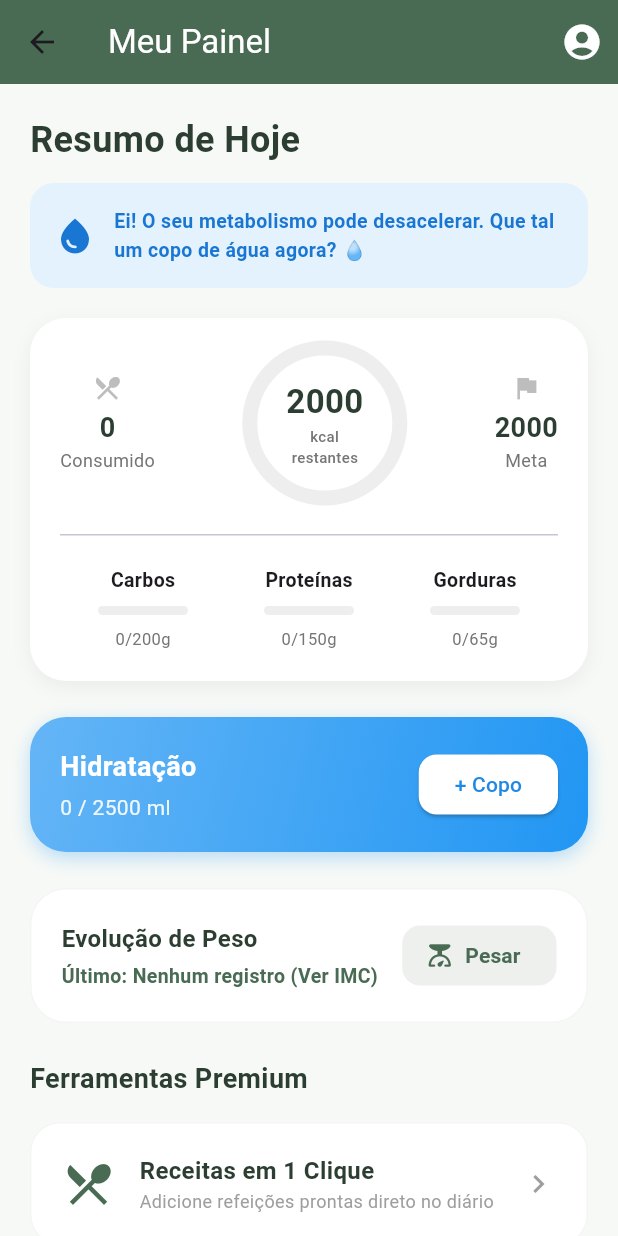
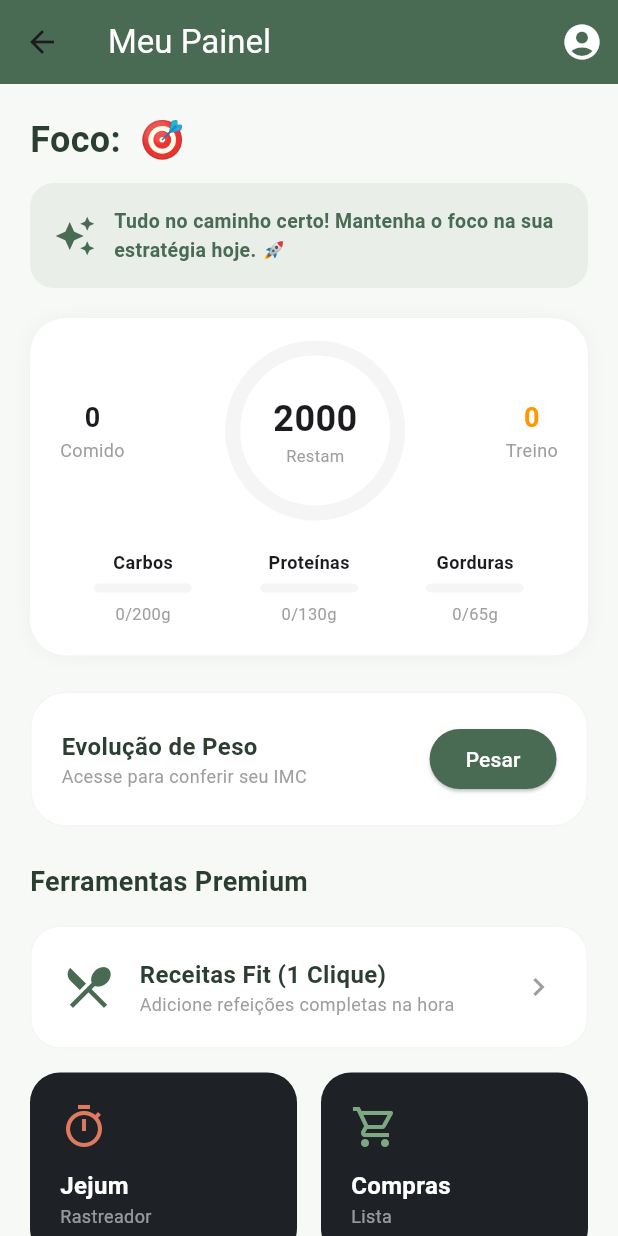
Before and after one commit to pizzariaditalia/NutriLife, a Flutter app: the DashboardScreen screen opened directly, on a phone screen of 412 x 824 dp. Run offline on Flutter 3.47's test engine with Material 3 defaults, Android fonts, the phone set to English and light mode, and no system bars; our stand-ins replace cloud_firestore, firebase_auth, firebase_core, flutter_local_notifications, image_picker, shared_preferences and 1 more; missing offline and left inert: mobile_scanner; accounts and stored records are empty; Roboto replaces fonts that are missing (Arial).

Commit message:
Atualizar o dashboard_screen.dart

```diff
--- a/lib/features/patient_hub/dashboard_screen.dart
+++ b/lib/features/patient_hub/dashboard_screen.dart
@@ -1,14 +1,14 @@
 import 'package:flutter/material.dart';
 import 'package:cloud_firestore/cloud_firestore.dart';
 import 'package:firebase_auth/firebase_auth.dart';
-import '../../core/theme/app_colors.dart';
-import 'profile_screen.dart';
-import 'fasting_screen.dart';
-import 'grocery_list_screen.dart';
-import 'evolution_gallery_screen.dart';
-import 'habits_screen.dart';
-import 'bmi_stats_screen.dart';          // NOVO
-import '../food_database/smart_recipes_screen.dart'; // NOVO
+import 'package:nutri_life/core/theme/app_colors.dart';
+import 'package:nutri_life/features/patient_hub/profile_screen.dart';
+import 'package:nutri_life/features/patient_hub/fasting_screen.dart';
+import 'package:nutri_life/features/patient_hub/grocery_list_screen.dart';
+import 'package:nutri_life/features/patient_hub/evolution_gallery_screen.dart';
+import 'package:nutri_life/features/patient_hub/habits_screen.dart';
+import 'package:nutri_life/features/patient_hub/bmi_stats_screen.dart';
+import 'package:nutri_life/features/food_database/smart_recipes_screen.dart';
 
 class DashboardScreen extends StatefulWidget {
   const DashboardScreen({Key? key}) : super(key: key);
@@ -34,7 +34,7 @@ class _DashboardScreenState extends State<DashboardScreen> {
         content: TextField(
           controller: txtController,
           keyboardType: const TextInputType.numberWithOptions(decimal: true),
-          decoration: const InputDecoration(hintText: 'Ex: 78.5', suffixText: 'kg', focusedBorder: UnderlineInputBorder(borderSide: BorderSide(color: AppColors.primarySage))),
+          decoration: const InputDecoration(hintText: 'Ex: 78.5', suffixText: 'kg'),
         ),
         actions: [
           TextButton(onPressed: () => Navigator.pop(context), child: const Text('Cancelar', style: TextStyle(color: Colors.grey))),
@@ -44,18 +44,11 @@ class _DashboardScreenState extends State<DashboardScreen> {
               if (txtController.text.isNotEmpty) {
                 double? pesoDigitado = double.tryParse(txtController.text.replaceAll(',', '.'));
                 if (pesoDigitado != null) {
-                  final agora = DateTime.now();
                   final dataKey = _getTodayDateKey();
-
                   await FirebaseFirestore.instance.collection('usuarios').doc(_userId).collection('historico_peso').doc(dataKey).set({
-                    'peso': pesoDigitado, 'data': dataKey, 'timestamp': agora.millisecondsSinceEpoch,
-                    'mes': const ['Jan', 'Fev', 'Mar', 'Abr', 'Mai', 'Jun', 'Jul', 'Ago', 'Set', 'Out', 'Nov', 'Dez'][agora.month - 1],
+                    'peso': pesoDigitado, 'data': dataKey, 'timestamp': DateTime.now().millisecondsSinceEpoch
                   });
-
-                  if (context.mounted) {
-                    Navigator.pop(context);
-                    ScaffoldMessenger.of(context).showSnackBar(const SnackBar(content: Text('Peso registrado! 📈'), backgroundColor: AppColors.primarySage));
-                  }
+                  if (context.mounted) Navigator.pop(context);
                 }
               }
             },
@@ -66,34 +59,25 @@ class _DashboardScreenState extends State<DashboardScreen> {
     );
   }
 
-  // 🧠 MOTOR DE INSIGHTS DINÂMICOS
-  Widget _construirMotorDeInsights(int caloriasConsumidas, int metaCalorias, int aguaConsumida, int metaAgua) {
-    String mensagem = "Tudo no caminho certo! Mantenha o foco na sua dieta hoje. 🚀";
+  Widget _construirMotorDeInsights(int consumido, int meta, int queimado, String objetivo) {
+    String mensagem = "Tudo no caminho certo! Mantenha o foco na sua estratégia hoje. 🚀";
     IconData icone = Icons.auto_awesome;
-    Color corFundo = AppColors.primarySage.withOpacity(0.1);
     Color corTexto = AppColors.primarySage;
 
-    if (aguaConsumida == 0) {
-      mensagem = "Ei! O seu metabolismo pode desacelerar. Que tal um copo de água agora? 💧";
-      icone = Icons.water_drop;
-      corFundo = Colors.blue.shade50;
-      corTexto = Colors.blue.shade700;
-    } else if (caloriasConsumidas > metaCalorias) {
-      mensagem = "Atenção: Você já atingiu sua meta calórica diária. Pegue leve nas próximas horas! 🔥";
-      icone = Icons.warning_amber_rounded;
-      corFundo = AppColors.accentPeach.withOpacity(0.1);
-      corTexto = Colors.redAccent;
-    } else if (aguaConsumida >= metaAgua) {
-      mensagem = "Meta de hidratação batida! O seu corpo agradece o equilíbrio. 🌊";
-      icone = Icons.emoji_events;
-      corFundo = AppColors.secondaryMenta.withOpacity(0.2);
-      corTexto = AppColors.textDark;
+    if (queimado > 0 && objetivo == 'Hipertrofia') {
+      mensagem = "Você queimou $queimado kcal treinando! Lembre-se de comer bem para garantir o ganho de massa. 💪";
+      icone = Icons.fitness_center;
+      corTexto = Colors.orangeAccent.shade700;
+    } else if (queimado > 0 && objetivo == 'Emagrecimento') {
+      mensagem = "Sensacional! Mais $queimado kcal gastas. Você acelerou o seu déficit calórico hoje! 🔥";
+      icone = Icons.local_fire_department;
+      corTexto = AppColors.accentPeach;
     }
 
     return Container(
       margin: const EdgeInsets.only(bottom: 20),
       padding: const EdgeInsets.all(16),
-      decoration: BoxDecoration(color: corFundo, borderRadius: BorderRadius.circular(16)),
+      decoration: BoxDecoration(color: corTexto.withOpacity(0.08), borderRadius: BorderRadius.circular(16)),
       child: Row(
         children: [
           Icon(icone, color: corTexto, size: 28),
@@ -121,123 +105,66 @@ class _DashboardScreenState extends State<DashboardScreen> {
           )
         ],
       ),
-      body: StreamBuilder<DocumentSnapshot>(
+      body: FutureBuilder<DocumentSnapshot>(
+        future: FirebaseFirestore.instance.collection('usuarios').doc(_userId).get(),
+        builder: (context, userSnapshot) {
+          // Detecta o objetivo do perfil (Padrão: Emagrecimento)
+          String objetivo = 'Emagrecimento';
+          if (userSnapshot.hasData && userSnapshot.data!.exists) {
+            final dadosUser = userSnapshot.data!.data() as Map<String, dynamic>?;
+            objetivo = dadosUser?['objetivo'] ?? 'Emagrecimento';
+          }
+
+          return StreamBuilder<DocumentSnapshot>(
             stream: FirebaseFirestore.instance.collection('usuarios').doc(_userId).collection('diario').doc(dataHoje).snapshots(),
             builder: (context, snapshot) {
-          int caloriasConsumidas = 0, metaCalorias = 2000, aguaConsumida = 0, metaAgua = 2500;
+              int consumido = 0, meta = 2000, queimado = 0;
               double carbos = 0, proteinas = 0, gorduras = 0;
 
               if (snapshot.hasData && snapshot.data!.exists) {
                 final dados = snapshot.data!.data() as Map<String, dynamic>;
-            caloriasConsumidas = dados['calorias_consumidas'] ?? 0;
-            metaCalorias = dados['meta_calorias'] ?? 2000;
+                consumido = dados['calorias_consumidas'] ?? 0;
+                meta = dados['meta_calorias'] ?? (objetivo == 'Hipertrofia' ? 2600 : 2000);
+                queimado = dados['calorias_queimadas'] ?? 0;
                 carbos = (dados['carbos_consumidos'] ?? 0).toDouble();
                 proteinas = (dados['proteinas_consumidos'] ?? 0).toDouble();
                 gorduras = (dados['gorduras_consumidos'] ?? 0).toDouble();
-            aguaConsumida = dados['agua_consumida'] ?? 0;
-            metaAgua = dados['meta_agua'] ?? 2500;
               }
 
-          int caloriasRestantes = (metaCalorias - caloriasConsumidas).clamp(0, 9999);
+              // 🎯 MATEMÁTICA INTELIGENTE: Exercício altera o saldo final
+              int restante = (meta - consumido + queimado).clamp(0, 9999);
 
               return SingleChildScrollView(
                 padding: const EdgeInsets.all(20.0),
                 child: Column(
                   crossAxisAlignment: CrossAxisAlignment.start,
                   children: [
-                const Text('Resumo de Hoje', style: TextStyle(fontSize: 24, fontWeight: FontWeight.bold, color: AppColors.textDark)),
+                    Text('Foco: $objetivo 🎯', style: const TextStyle(fontSize: 24, fontWeight: FontWeight.bold, color: AppColors.textDark)),
                     const SizedBox(height: 12),
 
-                // 🧠 O Motor de Insights injetado aqui
-                _construirMotorDeInsights(caloriasConsumidas, metaCalorias, aguaConsumida, metaAgua),
+                    _construirMotorDeInsights(consumido, meta, queimado, objetivo),
 
-                _ConstruirCardCaloriasPremium(consumido: caloriasConsumidas, meta: metaCalorias, restante: caloriasRestantes, carbos: carbos, proteinas: proteinas, gorduras: gorduras),
+                    _CardCaloriasPremium(
+                      consumido: consumido, meta: meta, restante: restante,
+                      queimado: queimado, carbos: carbos, proteinas: proteinas,
+                      gorduras: gorduras, objetivo: objetivo
+                    ),
                     const SizedBox(height: 24),
 
-                _ConstruirCardAguaGamificado(consumido: aguaConsumida, meta: metaAgua, userId: _userId, dataKey: dataHoje),
-                const SizedBox(height: 24),
-
-                StreamBuilder<QuerySnapshot>(
-                  stream: FirebaseFirestore.instance.collection('usuarios').doc(_userId).collection('historico_peso').orderBy('timestamp', descending: true).limit(1).snapshots(),
-                  builder: (context, pesoSnapshot) {
-                    String pesoTexto = "Nenhum registro";
-                    if (pesoSnapshot.hasData && pesoSnapshot.data!.docs.isNotEmpty) {
-                      final ultimoDoc = pesoSnapshot.data!.docs.first.data() as Map<String, dynamic>;
-                      pesoTexto = "${ultimoDoc['peso']} kg";
-                    }
-                    return GestureDetector(
-                      onTap: () => Navigator.push(context, MaterialPageRoute(builder: (context) => const BmiStatsScreen())),
-                      child: Container(
-                        padding: const EdgeInsets.all(20),
-                        decoration: BoxDecoration(color: Colors.white, borderRadius: BorderRadius.circular(24), border: Border.all(color: Colors.grey.shade100)),
-                        child: Row(
-                          mainAxisAlignment: MainAxisAlignment.spaceBetween,
-                          children: [
-                            Column(
-                              crossAxisAlignment: CrossAxisAlignment.start,
-                              children: [
-                                const Text('Evolução de Peso', style: TextStyle(fontSize: 16, fontWeight: FontWeight.bold, color: AppColors.textDark)),
-                                const SizedBox(height: 4),
-                                Text('Último: $pesoTexto (Ver IMC)', style: const TextStyle(fontSize: 13, color: AppColors.primarySage, fontWeight: FontWeight.bold))
-                              ]
-                            ),
-                            ElevatedButton.icon(
-                              onPressed: () => _abrirDialogoRegistrarPeso(context),
-                              style: ElevatedButton.styleFrom(backgroundColor: AppColors.primarySage.withOpacity(0.1), shadowColor: Colors.transparent, shape: RoundedRectangleBorder(borderRadius: BorderRadius.circular(12))),
-                              icon: const Icon(Icons.scale_rounded, color: AppColors.primarySage, size: 18),
-                              label: const Text('Pesar', style: TextStyle(color: AppColors.primarySage, fontWeight: FontWeight.bold))
-                            ),
-                          ],
-                        ),
-                      ),
-                    );
-                  },
-                ),
-
+                    // Outras ferramentas mantidas integradas
+                    _construirBotaoPeso(),
                     const SizedBox(height: 24),
                     const Text('Ferramentas Premium', style: TextStyle(fontSize: 18, fontWeight: FontWeight.bold, color: AppColors.textDark)),
                     const SizedBox(height: 16),
 
-                // 🍳 NOVO CARD: Smart Recipes
-                GestureDetector(
-                  onTap: () => Navigator.push(context, MaterialPageRoute(builder: (context) => const SmartRecipesScreen())),
-                  child: Container(
-                    padding: const EdgeInsets.all(20),
-                    decoration: BoxDecoration(color: Colors.white, borderRadius: BorderRadius.circular(20), border: Border.all(color: Colors.grey.shade100)),
-                    child: Row(
-                      children: [
-                        const Icon(Icons.restaurant_menu, color: AppColors.primarySage, size: 36),
-                        const SizedBox(width: 16),
-                        Expanded(
-                          child: Column(
-                            crossAxisAlignment: CrossAxisAlignment.start,
-                            children: const [
-                              Text('Receitas em 1 Clique', style: TextStyle(color: AppColors.textDark, fontWeight: FontWeight.bold, fontSize: 16)),
-                              Text('Adicione refeições prontas direto no diário', style: TextStyle(color: Colors.grey, fontSize: 12)),
-                            ],
-                          ),
-                        ),
-                        const Icon(Icons.chevron_right, color: Colors.grey),
-                      ],
-                    ),
-                  ),
-                ),
+                    _construirCardReceitas(),
                     const SizedBox(height: 16),
 
                     Row(
                       children: [
-                    Expanded(child: _construirCardTool(Icons.timer_outlined, 'Jejum', 'Rastreador', AppColors.accentPeach, () => Navigator.push(context, MaterialPageRoute(builder: (context) => const FastingScreen())))),
+                        Expanded(child: _cardTool(Icons.timer_outlined, 'Jejum', 'Rastreador', AppColors.accentPeach, () => Navigator.push(context, MaterialPageRoute(builder: (_) => const FastingScreen())))),
                         const SizedBox(width: 16),
-                    Expanded(child: _construirCardTool(Icons.shopping_cart_outlined, 'Compras', 'Lista Inteligente', AppColors.secondaryMenta, () => Navigator.push(context, MaterialPageRoute(builder: (context) => const GroceryListScreen())))),
-                  ],
-                ),
-                const SizedBox(height: 16),
-
-                Row(
-                  children: [
-                    Expanded(child: _construirCardTool(Icons.compare_rounded, 'Galeria', 'Antes/Depois', Colors.blueAccent, () => Navigator.push(context, MaterialPageRoute(builder: (context) => const EvolutionGalleryScreen())))),
-                    const SizedBox(width: 16),
-                    Expanded(child: _construirCardTool(Icons.notification_add, 'Lembretes', 'Sua Rotina', Colors.amber, () => Navigator.push(context, MaterialPageRoute(builder: (context) => const HabitsScreen())))),
+                        Expanded(child: _cardTool(Icons.shopping_cart_outlined, 'Compras', 'Lista', AppColors.secondaryMenta, () => Navigator.push(context, MaterialPageRoute(builder: (_) => const GroceryListScreen())))),
                       ],
                     ),
                     const SizedBox(height: 32),
@@ -245,68 +172,99 @@ class _DashboardScreenState extends State<DashboardScreen> {
                 ),
               );
             },
+          );
+        },
       ),
     );
   }
 
-  Widget _construirCardTool(IconData icone, String titulo, String sub, Color cor, VoidCallback onTap) {
+  Widget _construirBotaoPeso() {
+    return Container(
+      padding: const EdgeInsets.all(20),
+      decoration: BoxDecoration(color: Colors.white, borderRadius: BorderRadius.circular(24), border: Border.all(color: Colors.grey.shade100)),
+      child: Row(
+        mainAxisAlignment: MainAxisAlignment.spaceBetween,
+        children: [
+          Column(crossAxisAlignment: CrossAxisAlignment.start, children: const [Text('Evolução de Peso', style: TextStyle(fontSize: 16, fontWeight: FontWeight.bold, color: AppColors.textDark)), Text('Acesse para conferir seu IMC', style: TextStyle(fontSize: 12, color: Colors.grey))]),
+          ElevatedButton(onPressed: () => _abrirDialogoRegistrarPeso(context), style: ElevatedButton.styleFrom(backgroundColor: AppColors.primarySage), child: const Text('Pesar', style: TextStyle(color: Colors.white))),
+        ],
+      ),
+    );
+  }
+
+  Widget _construirCardReceitas() {
     return GestureDetector(
-      onTap: onTap,
+      onTap: () => Navigator.push(context, MaterialPageRoute(builder: (_) => const SmartRecipesScreen())),
       child: Container(
         padding: const EdgeInsets.all(20),
-        decoration: BoxDecoration(color: const Color(0xFF1E2126), borderRadius: BorderRadius.circular(20)),
-        child: Column(
-          crossAxisAlignment: CrossAxisAlignment.start,
-          children: [
-            Icon(icone, color: cor, size: 32),
-            const SizedBox(height: 12),
-            Text(titulo, style: const TextStyle(color: Colors.white, fontWeight: FontWeight.bold, fontSize: 16)),
-            Text(sub, style: const TextStyle(color: Colors.white54, fontSize: 12))
+        decoration: BoxDecoration(color: Colors.white, borderRadius: BorderRadius.circular(20), border: Border.all(color: Colors.grey.shade100)),
+        child: Row(
+          children: const [
+            Icon(Icons.restaurant_menu, color: AppColors.primarySage, size: 36),
+            SizedBox(width: 16),
+            Expanded(child: Column(crossAxisAlignment: CrossAxisAlignment.start, children: [Text('Receitas Fit (1 Clique)', style: TextStyle(color: AppColors.textDark, fontWeight: FontWeight.bold, fontSize: 16)), Text('Adicione refeições completas na hora', style: TextStyle(color: Colors.grey, fontSize: 12))])),
+            Icon(Icons.chevron_right, color: Colors.grey),
           ],
         ),
       ),
     );
   }
+
+  Widget _cardTool(IconData icone, String tit, String sub, Color cor, VoidCallback action) {
+    return GestureDetector(
+      onTap: action,
+      child: Container(
+        padding: const EdgeInsets.all(20),
+        decoration: BoxDecoration(color: const Color(0xFF1E2126), borderRadius: BorderRadius.circular(20)),
+        child: Column(crossAxisAlignment: CrossAxisAlignment.start, children: [Icon(icone, color: cor, size: 32), const SizedBox(height: 12), Text(tit, style: const TextStyle(color: Colors.white, fontWeight: FontWeight.bold, fontSize: 16)), Text(sub, style: const TextStyle(color: Colors.white54, fontSize: 12))]),
+      ),
+    );
+  }
 }
 
-class _ConstruirCardCaloriasPremium extends StatelessWidget {
-  final int consumido, meta, restante;
+class _CardCaloriasPremium extends StatelessWidget {
+  final int consumido, meta, restante, queimado;
   final double carbos, proteinas, gorduras;
+  final String objetivo;
 
-  const _ConstruirCardCaloriasPremium({Key? key, required this.consumido, required this.meta, required this.restante, required this.carbos, required this.proteinas, required this.gorduras}) : super(key: key);
+  const _CardCaloriasPremium({Key? key, required this.consumido, required this.meta, required this.restante, required this.queimado, required this.carbos, required this.proteinas, required this.gorduras, required this.objetivo}) : super(key: key);
 
   @override
   Widget build(BuildContext context) {
-    double progressoCalorias = consumido / meta;
+    double progresso = consumido / (meta + queimado);
     return Container(
       padding: const EdgeInsets.all(20),
-      decoration: BoxDecoration(color: Colors.white, borderRadius: BorderRadius.circular(24), boxShadow: [BoxShadow(color: Colors.black.withOpacity(0.05), blurRadius: 10, offset: const Offset(0, 4))]),
+      decoration: BoxDecoration(color: Colors.white, borderRadius: BorderRadius.circular(24), boxShadow: [BoxShadow(color: Colors.black.withOpacity(0.04), blurRadius: 10)]),
       child: Column(
         children: [
           Row(
             mainAxisAlignment: MainAxisAlignment.spaceBetween,
             children: [
-              _infoItem('Consumido', '$consumido', Icons.local_dining),
+              Column(children: [Text('$consumido', style: const TextStyle(fontSize: 18, fontWeight: FontWeight.bold)), const Text('Comido', style: TextStyle(fontSize: 12, color: Colors.grey))]),
               Stack(
                 alignment: Alignment.center,
                 children: [
-                  SizedBox(width: 100, height: 100, child: CircularProgressIndicator(value: progressoCalorias.clamp(0.0, 1.0), strokeWidth: 10, backgroundColor: Colors.grey.shade200, color: AppColors.primarySage)),
+                  SizedBox(width: 110, height: 110, child: CircularProgressIndicator(value: progresso.clamp(0.0, 1.0), strokeWidth: 10, backgroundColor: Colors.grey.shade100, color: objetivo == 'Hipertrofia' ? AppColors.secondaryMenta : AppColors.primarySage)),
                   Column(
                     mainAxisAlignment: MainAxisAlignment.center,
-                    children: [Text('$restante', style: const TextStyle(fontSize: 22, fontWeight: FontWeight.bold, color: AppColors.textDark)), Text('kcal\nrestantes', textAlign: TextAlign.center, style: TextStyle(fontSize: 10, color: Colors.grey.shade600, fontWeight: FontWeight.w500))],
+                    children: [
+                      Text('$restante', style: const TextStyle(fontSize: 24, fontWeight: FontWeight.bold)),
+                      Text(objetivo == 'Hipertrofia' ? 'Faltam' : 'Restam', style: const TextStyle(fontSize: 11, color: Colors.grey)),
+                    ],
                   ),
                 ],
               ),
-              _infoItem('Meta', '$meta', Icons.flag),
+              Column(children: [Text('$queimado', style: const TextStyle(fontSize: 18, fontWeight: FontWeight.bold, color: Colors.orange)), const Text('Treino', style: TextStyle(fontSize: 12, color: Colors.grey))]),
             ],
           ),
-          const SizedBox(height: 24), const Divider(height: 1), const SizedBox(height: 20),
+          const SizedBox(height: 24),
           Row(
             mainAxisAlignment: MainAxisAlignment.spaceAround,
             children: [
-              _barraMacro('Carbos', carbos, 200, AppColors.secondaryMenta),
-              _barraMacro('Proteínas', proteinas, 150, AppColors.primarySage),
-              _barraMacro('Gorduras', gorduras, 65, AppColors.accentPeach),
+              _macro('Carbos', carbos, objetivo == 'Hipertrofia' ? 300 : 200, AppColors.secondaryMenta),
+              // 🔥 HIPERTROFIA foca pesado em bater as Proteínas
+              _macro('Proteínas', proteinas, objetivo == 'Hipertrofia' ? 180 : 130, AppColors.primarySage),
+              _macro('Gorduras', gorduras, objetivo == 'Hipertrofia' ? 80 : 65, AppColors.accentPeach),
             ],
           ),
         ],
@@ -314,38 +272,15 @@ class _ConstruirCardCaloriasPremium extends StatelessWidget {
     );
   }
 
-  Widget _infoItem(String titulo, String valor, IconData icone) {
-    return Column(children: [Icon(icone, color: Colors.grey.shade400, size: 20), const SizedBox(height: 4), Text(valor, style: const TextStyle(fontSize: 18, fontWeight: FontWeight.bold, color: AppColors.textDark)), Text(titulo, style: TextStyle(fontSize: 12, color: Colors.grey.shade600))]);
-  }
-
-  Widget _barraMacro(String titulo, double atual, double meta, Color cor) {
-    double progresso = atual / meta;
+  Widget _macro(String nome, double atual, double alvo, Color cor) {
     return Column(
-      children: [Text(titulo, style: const TextStyle(fontWeight: FontWeight.bold, fontSize: 13)), const SizedBox(height: 8), Container(width: 60, height: 6, decoration: BoxDecoration(color: Colors.grey.shade200, borderRadius: BorderRadius.circular(10)), child: FractionallySizedBox(alignment: Alignment.centerLeft, widthFactor: progresso.clamp(0.0, 1.0), child: Container(decoration: BoxDecoration(color: cor, borderRadius: BorderRadius.circular(10))))), const SizedBox(height: 8), Text('${atual.toInt()}/${meta.toInt()}g', style: TextStyle(fontSize: 11, color: Colors.grey.shade600))]
+      children: [
+        Text(nome, style: const TextStyle(fontWeight: FontWeight.bold, fontSize: 12)),
+        const SizedBox(height: 6),
+        Container(width: 65, height: 6, decoration: BoxDecoration(color: Colors.grey.shade100, borderRadius: BorderRadius.circular(10)), child: FractionallySizedBox(alignment: Alignment.centerLeft, widthFactor: (atual / alvo).clamp(0.0, 1.0), child: Container(decoration: BoxDecoration(color: cor, borderRadius: BorderRadius.circular(10))))),
+        const SizedBox(height: 6),
+        Text('${atual.toInt()}/${alvo.toInt()}g', style: const TextStyle(fontSize: 11, color: Colors.grey)),
+      ],
     );
   }
 }
-
-class _ConstruirCardAguaGamificado extends StatelessWidget {
-  final int consumido, meta;
-  final String userId, dataKey;
-
-  const _ConstruirCardAguaGamificado({Key? key, required this.consumido, required this.meta, required this.userId, required this.dataKey}) : super(key: key);
-
-  void _adicionarCopoAgua() async { await FirebaseFirestore.instance.collection('usuarios').doc(userId).collection('diario').doc(dataKey).set({'agua_consumida': FieldValue.increment(250), 'meta_agua': meta}, SetOptions(merge: true)); }
-
-  @override
-  Widget build(BuildContext context) {
-    return Container(
-      padding: const EdgeInsets.all(20),
-      decoration: BoxDecoration(gradient: LinearGradient(colors: [Colors.blue.shade300, Colors.blue.shade500], begin: Alignment.topLeft, end: Alignment.bottomRight), borderRadius: BorderRadius.circular(24), boxShadow: [BoxShadow(color: Colors.blue.withOpacity(0.3), blurRadius: 10, offset: const Offset(0, 4))]),
-      child: Row(
-        mainAxisAlignment: MainAxisAlignment.spaceBetween,
-        children: [
-          Column(crossAxisAlignment: CrossAxisAlignment.start, children: [const Text('Hidratação', style: TextStyle(color: Colors.white, fontSize: 18, fontWeight: FontWeight.bold)), const SizedBox(height: 4), Text('$consumido / $meta ml', style: TextStyle(color: Colors.white.withOpacity(0.9), fontSize: 14))]),
-          ElevatedButton(onPressed: _adicionarCopoAgua, style: ElevatedButton.styleFrom(backgroundColor: Colors.white, foregroundColor: Colors.blue.shade600, shape: RoundedRectangleBorder(borderRadius: BorderRadius.circular(12))), child: const Text('+ Copo'))
-        ],
-      ),
-    );
-  }
-}
```
Lines whose indentation alone changed are shown as unchanged.
